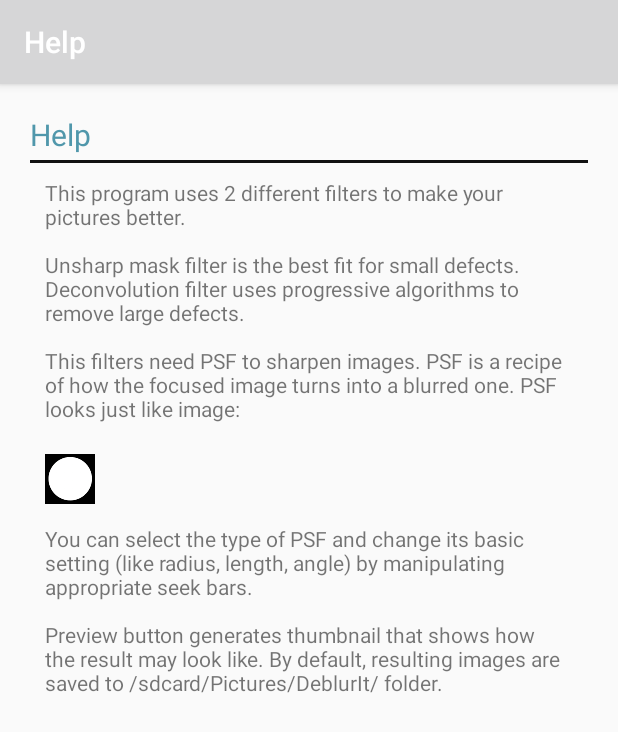
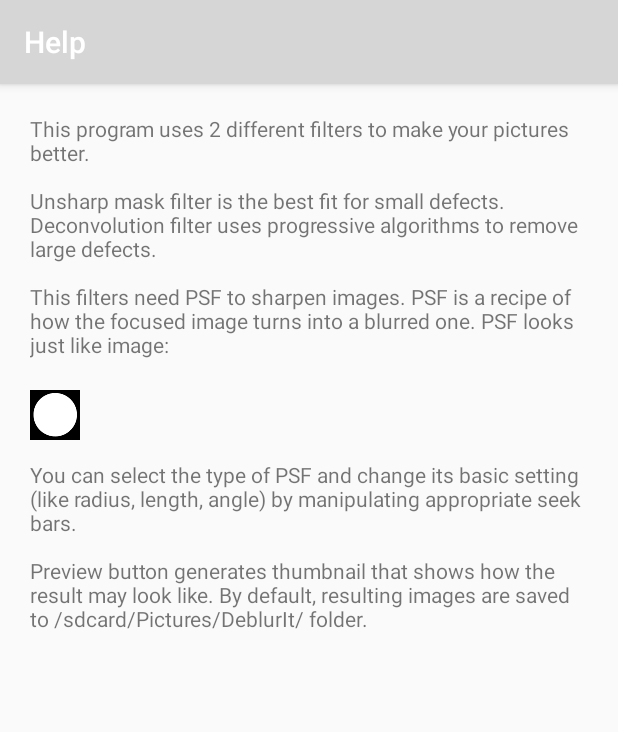
Before and after one commit to standy66/deblurit, an Android app: the HelpActivity screen opened directly, with no data from a screen before it, on a phone screen of 412 x 824 dp. Shown: the top 732 px of the screen. Run offline under Robolectric (Android 15) with nearby library versions, the phone set to English and light mode, and no system bars.

Commit message:
Simplify layouts

```diff
--- a/deblurIt/src/main/java/tk/standy66/deblurit/HelpActivity.java
+++ b/deblurIt/src/main/java/tk/standy66/deblurit/HelpActivity.java
@@ -18,13 +18,6 @@ public class HelpActivity extends AppCompatActivity {
                 Drawable drawable = getResources().getDrawable(R.drawable.circle);
                 drawable.setBounds(0, 0, 50, 50);
                 return drawable;
-                /*int id = 0;
-                if (source.equals("circle"))
-                    id = R.drawable.circle;
-                if (id == 0)
-                    return null;
-                Drawable d = getResources().getDrawable(id);
-                return d;*/
             }
         }, null));
     }
--- a/deblurIt/src/main/res/layout/activity_help.xml
+++ b/deblurIt/src/main/res/layout/activity_help.xml
@@ -3,33 +3,8 @@
     android:layout_width="match_parent"
     android:layout_height="match_parent" >
 
-    <LinearLayout
-        android:layout_width="match_parent"
-        android:layout_height="match_parent"
-        android:layout_margin="20dp"
-        android:orientation="vertical" >
-
-        <TextView
-            android:layout_width="wrap_content"
-            android:layout_height="wrap_content"
-            android:id="@+id/subtitle" android:text="@string/subtitle_help_activity"
-            style="@style/BlueTitle" />
-
-        <View
-            android:layout_marginTop="3dp"
-            android:layout_width="fill_parent"
-            android:layout_height="2dp"
-            android:background="#111" />
-
-        <LinearLayout
-            android:layout_width="match_parent"
-            android:layout_height="match_parent"
-            android:gravity="center_horizontal"
-            android:orientation="vertical"
-            android:layout_margin="10dp">
-
-
     <ScrollView
+        android:padding="20dp"
         android:layout_width="fill_parent"
         android:layout_height="fill_parent"
         android:scrollbars="vertical">
@@ -40,8 +15,4 @@
             android:id="@+id/help_textview" />
     </ScrollView>
 
-        </LinearLayout>
-
-    </LinearLayout>
-
 </RelativeLayout>
```
Also changed, not shown: deblurIt/src/main/res/layout/activity_finish.xml (+1 -30 lines), deblurIt/src/main/res/layout/activity_progress.xml (+1 -28 lines). Lines whose indentation alone changed are shown as unchanged.
